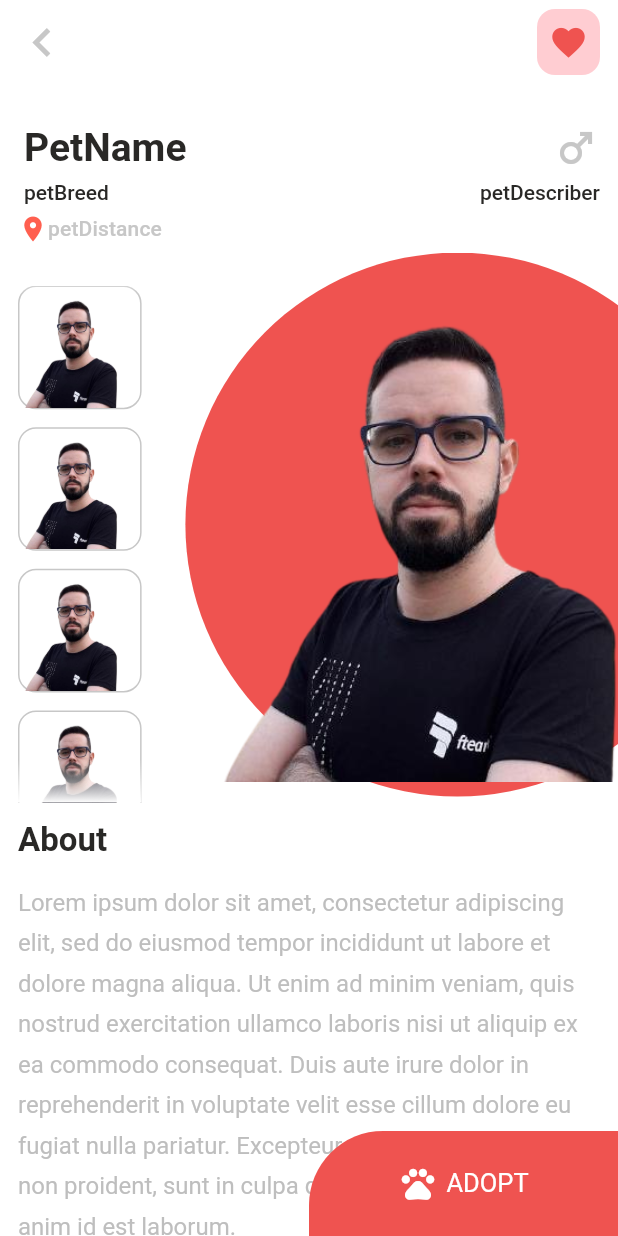
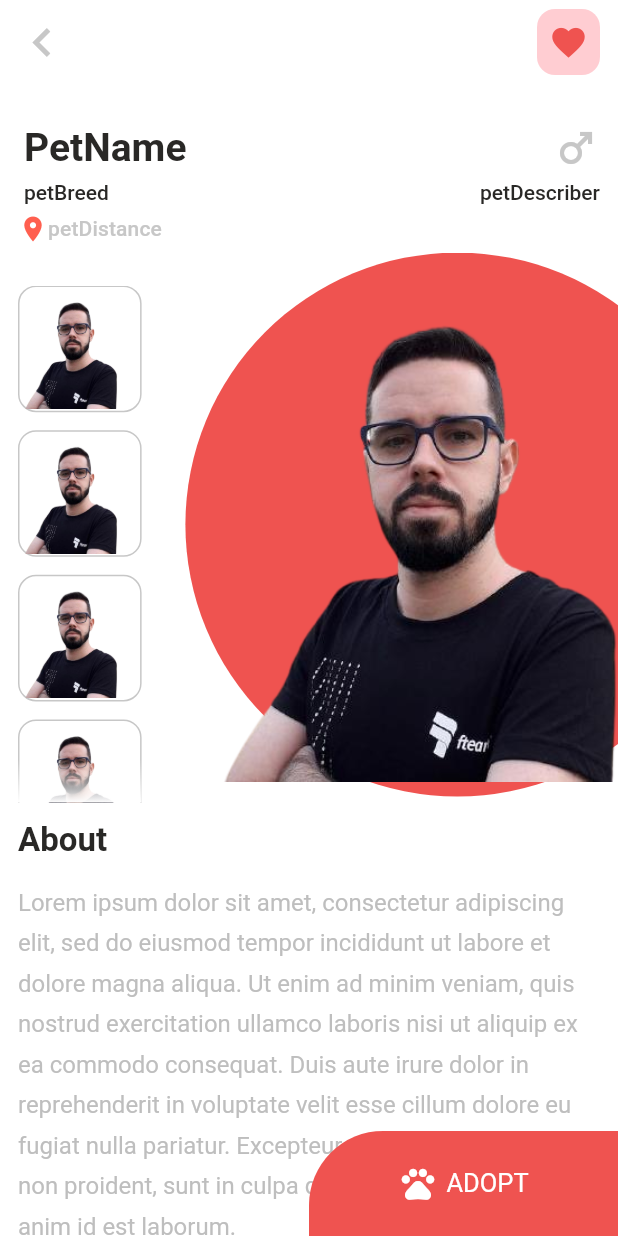
Before and after one commit to FelCarv01/desafio_flutter, a Flutter app: the PetInfoPage screen opened by its route, on a phone screen of 412 x 824 dp. Run offline on Flutter 3.47's test engine with Material 2 defaults, Android fonts, the phone set to English and light mode, and no system bars.

Commit message:
fix: widget list info images

```diff
--- a/lib/src/widgets/pet_info_list_image_widget.dart
+++ b/lib/src/widgets/pet_info_list_image_widget.dart
@@ -37,6 +37,7 @@ class PetInfoListImage extends StatelessWidget {
                     ),
                     child: Image.asset(
                       PetImages.petMainImage,
+                      height: size.width * .2,
                       width: size.width * .1,
                     ),
                   ),
@@ -54,24 +55,6 @@ class PetInfoListImage extends StatelessWidget {
                 gradient: LinearGradient(
                   begin: Alignment.bottomCenter,
                   end: Alignment.topCenter,
-                  colors: <Color>[
-                    Color.fromARGB(255, 255, 255, 255),
-                    Color.fromARGB(0, 255, 255, 255),
-                  ],
-                ),
-              ),
-            ),
-          ),
-          Positioned(
-            left: 12,
-            top: 0,
-            child: Container(
-              height: size.width * .07,
-              width: size.width * .2,
-              decoration: const BoxDecoration(
-                gradient: LinearGradient(
-                  begin: Alignment.topCenter,
-                  end: Alignment.bottomCenter,
                   colors: <Color>[
                     Color.fromARGB(255, 255, 255, 255),
                     Color.fromARGB(0, 255, 255, 255),
```
